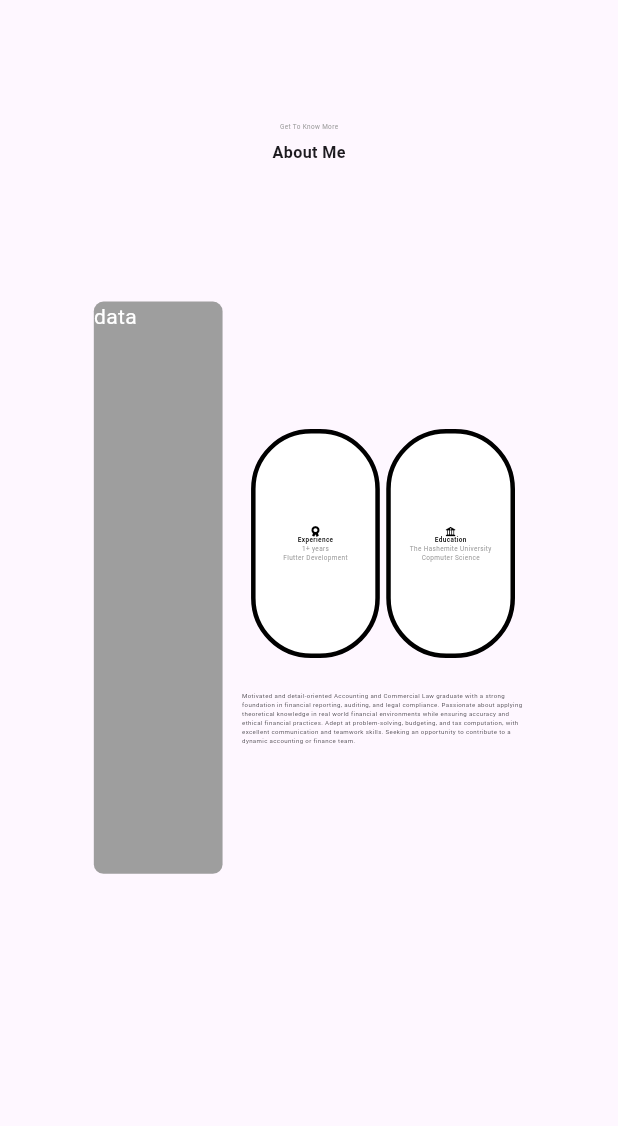
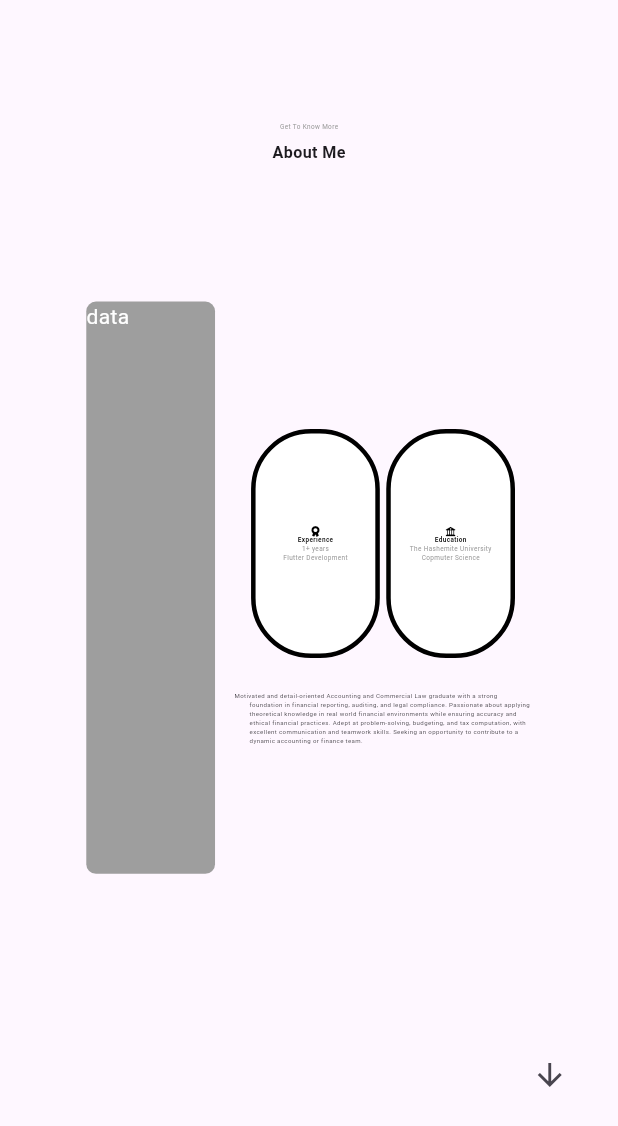
Before and after one commit to qutaiba-kot/Qutaiab-protofolio, a Flutter app: the screen it shows after launch, scrolled down 576 dp, on a phone screen of 412 x 824 dp. Shown: the top 1126 px of the screen. Run offline on Flutter 3.47's test engine with Material 3 defaults, Android fonts, the phone set to English and light mode, and no system bars; our stand-ins replace flutter_bloc, flutter_screenutil, font_awesome_flutter.

Commit message:
addressing the navigation way and implementation + the design of navigation features

```diff
--- /dev/null
+++ b/lib/Core/Widgets/next_page_button.dart
@@ -0,0 +1,30 @@
+import 'package:flutter/material.dart';
+import 'package:flutter_bloc/flutter_bloc.dart';
+import 'package:protofolio/features/Page%20View/logic/cubit/page_view_navigation_cubit.dart';
+import 'package:protofolio/features/Page%20View/logic/cubit/page_view_navigation_state.dart';
+
+class NextPageButton extends StatelessWidget {
+  const NextPageButton({super.key});
+
+  @override
+  Widget build(BuildContext context) {
+    return BlocBuilder<PageViewNavigationCubit, PageViewNavigationState>(
+      builder: (context, state) {
+        int currentIndex = 0;
+        if (state is PageViewNavigationChanged) {
+          currentIndex = state.pageIndex;
+        }
+
+        return IconButton(
+          onPressed: () {
+            int nextIndex = currentIndex + 1;
+            if (nextIndex <= 4) {
+              context.read<PageViewNavigationCubit>().changePage(nextIndex);
+            }
+          },
+          icon: Icon(Icons.arrow_downward),
+        );
+      },
+    );
+  }
+}
--- a/lib/features/About Me/presentation/about_me_page.dart
+++ b/lib/features/About Me/presentation/about_me_page.dart
@@ -1,6 +1,7 @@
 import 'package:flutter/material.dart';
 import 'package:flutter_screenutil/flutter_screenutil.dart';
 import 'package:font_awesome_flutter/font_awesome_flutter.dart';
+import 'package:protofolio/Core/Widgets/next_page_button.dart';
 
 class AboutMePage extends StatelessWidget {
   const AboutMePage({super.key});
@@ -8,7 +9,9 @@ class AboutMePage extends StatelessWidget {
   @override
   Widget build(BuildContext context) {
     return Scaffold(
-      body: Column(
+      body: Stack(
+        children: [
+          Column(
             children: [
               Row(
                 mainAxisAlignment: MainAxisAlignment.center,
@@ -60,7 +63,9 @@ class AboutMePage extends StatelessWidget {
                             decoration: BoxDecoration(
                               color: Colors.white,
                               border: Border.all(color: Colors.black, width: 3),
-                          borderRadius: BorderRadius.all(Radius.circular(40)),
+                              borderRadius: BorderRadius.all(
+                                Radius.circular(40),
+                              ),
                             ),
                             child: Column(
                               crossAxisAlignment: CrossAxisAlignment.center,
@@ -103,7 +108,9 @@ class AboutMePage extends StatelessWidget {
                             decoration: BoxDecoration(
                               color: Colors.white,
                               border: Border.all(color: Colors.black, width: 3),
-                          borderRadius: BorderRadius.all(Radius.circular(40)),
+                              borderRadius: BorderRadius.all(
+                                Radius.circular(40),
+                              ),
                             ),
                             child: Column(
                               crossAxisAlignment: CrossAxisAlignment.center,
@@ -157,6 +164,9 @@ dynamic accounting or finance team. """,
               ),
             ],
           ),
+          Positioned(child: NextPageButton() , bottom: 145.h, right: 100.w,),
+        ],
+      ),
     );
   }
 }
--- /dev/null
+++ b/lib/features/Page View/logic/cubit/page_view_navigation_cubit.dart
@@ -0,0 +1,6 @@
+class PageViewNavigationState {}
+
+final class PageViewNavigationChanged extends PageViewNavigationState {
+  final int pageIndex;
+  PageViewNavigationChanged(this.pageIndex);
+}
--- /dev/null
+++ b/lib/features/Page View/logic/cubit/page_view_navigation_state.dart
@@ -0,0 +1,11 @@
+
+import 'package:flutter_bloc/flutter_bloc.dart';
+import 'package:protofolio/features/Page%20View/logic/cubit/page_view_navigation_cubit.dart';
+
+class PageViewNavigationCubit extends Cubit<PageViewNavigationState> {
+  PageViewNavigationCubit() : super(PageViewNavigationChanged(0));
+
+  void changePage(int index) {
+    emit(PageViewNavigationChanged(index));
+  }
+}
--- a/lib/features/Page View/presentation/page_view.dart
+++ b/lib/features/Page View/presentation/page_view.dart
@@ -1,27 +1,47 @@
 import 'package:flutter/material.dart';
+import 'package:flutter_bloc/flutter_bloc.dart';
 import 'package:protofolio/features/About%20Me/presentation/about_me_page.dart';
 import 'package:protofolio/features/Contact%20me/presentation/contact_me_page.dart';
 import 'package:protofolio/features/Experince/presentation/experience_page.dart';
+import 'package:protofolio/features/Page%20View/logic/cubit/page_view_navigation_cubit.dart';
+import 'package:protofolio/features/Page%20View/logic/cubit/page_view_navigation_state.dart';
 import 'package:protofolio/features/Projects/presentation/project_page.dart';
 import 'package:protofolio/features/home/presentation/home_page.dart';
 
-class PageViewNavigation extends StatefulWidget {
-  const PageViewNavigation({super.key});
+class PageViewNavigation extends StatelessWidget {
+  PageViewNavigation({super.key});
 
-  @override
-  State<PageViewNavigation> createState() => _PageViewNavigationState();
-}
-
-class _PageViewNavigationState extends State<PageViewNavigation> {
-  final PageController _controller = PageController();
+  final PageController _pageController = PageController();
 
   @override
   Widget build(BuildContext context) {
-    return Scaffold(
-      body: PageView(
-        controller: _controller,
-        scrollDirection: Axis.vertical,
-        children:  [HomePage(), AboutMePage() , ExperiencePage(), ProjectPage() , ContactMePage()],
+    return BlocListener<PageViewNavigationCubit, PageViewNavigationState>(
+      listener: (context, state) {
+        if (state is PageViewNavigationChanged) {
+          if (_pageController.page?.round() != state.pageIndex) {
+            _pageController.animateToPage(
+              state.pageIndex,
+              duration: const Duration(milliseconds: 1700),
+              curve: Curves.fastOutSlowIn,
+            );
+          }
+        }
+      },
+      child: Scaffold(
+        body: PageView(
+          controller: _pageController,
+          scrollDirection: Axis.vertical,
+          onPageChanged: (index) {
+            context.read<PageViewNavigationCubit>().changePage(index);
+          },
+          children: [
+            HomePage(),
+            AboutMePage(),
+            ExperiencePage(),
+            ProjectPage(),
+            ContactMePage(),
+          ],
+        ),
       ),
     );
   }
--- a/lib/features/home/presentation/home_page.dart
+++ b/lib/features/home/presentation/home_page.dart
@@ -1,6 +1,7 @@
 import 'package:flutter/material.dart';
 import 'package:flutter_screenutil/flutter_screenutil.dart';
 import 'package:font_awesome_flutter/font_awesome_flutter.dart';
+import 'package:protofolio/Core/Widgets/row_selection_page.dart';
 class HomePage extends StatelessWidget {
   const HomePage({super.key});
 
@@ -15,18 +16,7 @@ class HomePage extends StatelessWidget {
               SizedBox(width: 200.w),
               Text("Qutaiba Hassan", style: TextStyle(fontSize: 50.sp)),
               SizedBox(width: 500.w),
-              Row(
-                children: [
-                  Text("About", style: TextStyle(fontSize: 30.sp)),
-                  SizedBox(width: 40.w),
-                  Text("Experince", style: TextStyle(fontSize: 30.sp)),
-                  SizedBox(width: 40.w),
-                  Text("Projects", style: TextStyle(fontSize: 30.sp)),
-                  SizedBox(width: 40.w),
-                  Text("Contacts", style: TextStyle(fontSize: 30.sp)),
-                  SizedBox(width: 40.w),
-                ],
-              ),
+              PageNavigationRow()
             ],
           ),
           SizedBox(height: 209.h),
--- a/lib/main.dart
+++ b/lib/main.dart
@@ -1,6 +1,9 @@
 import 'package:flutter/material.dart';
+import 'package:flutter_bloc/flutter_bloc.dart';
 import 'package:flutter_screenutil/flutter_screenutil.dart';
+import 'package:protofolio/features/Page%20View/logic/cubit/page_view_navigation_state.dart';
 import 'package:protofolio/features/Page%20View/presentation/page_view.dart';
+
 void main() {
   runApp(const MyApp());
 }
@@ -10,7 +13,9 @@ class MyApp extends StatelessWidget {
 
   @override
   Widget build(BuildContext context) {
-    return ScreenUtilInit(
+    return BlocProvider(
+      create: (context) => PageViewNavigationCubit(),
+      child: ScreenUtilInit(
         designSize: const Size(1920, 1080),
         minTextAdapt: false,
         splitScreenMode: true,
@@ -18,7 +23,8 @@ class MyApp extends StatelessWidget {
         builder: (context, child) {
           return MaterialApp(debugShowCheckedModeBanner: false, home: child);
         },
-      child:PageViewNavigation(),
+        child: PageViewNavigation(),
+      ),
     );
   }
 }
```
Also changed, not shown: lib/Core/Widgets/row_selection_page.dart (added, +46 -0 lines), lib/features/Contact me/presentation/contact_me_page.dart (+2 -8 lines), lib/features/Experince/presentation/experience_page.dart (+6 -1 lines), lib/features/Projects/presentation/project_page.dart (+11 -2 lines). Lines whose indentation alone changed are shown as unchanged.
